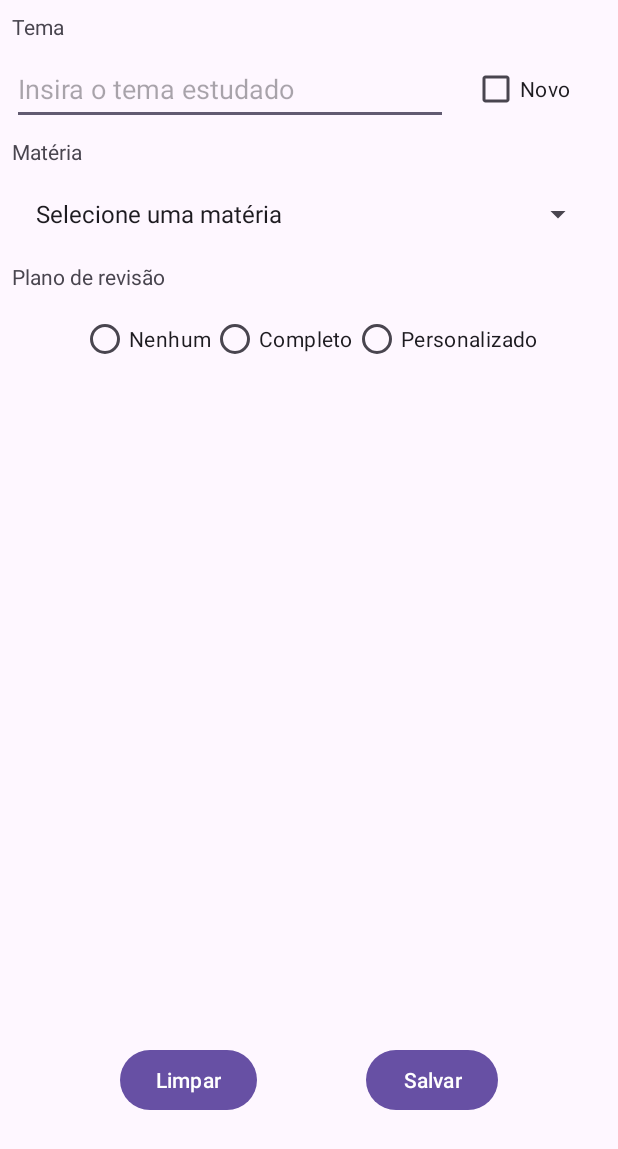
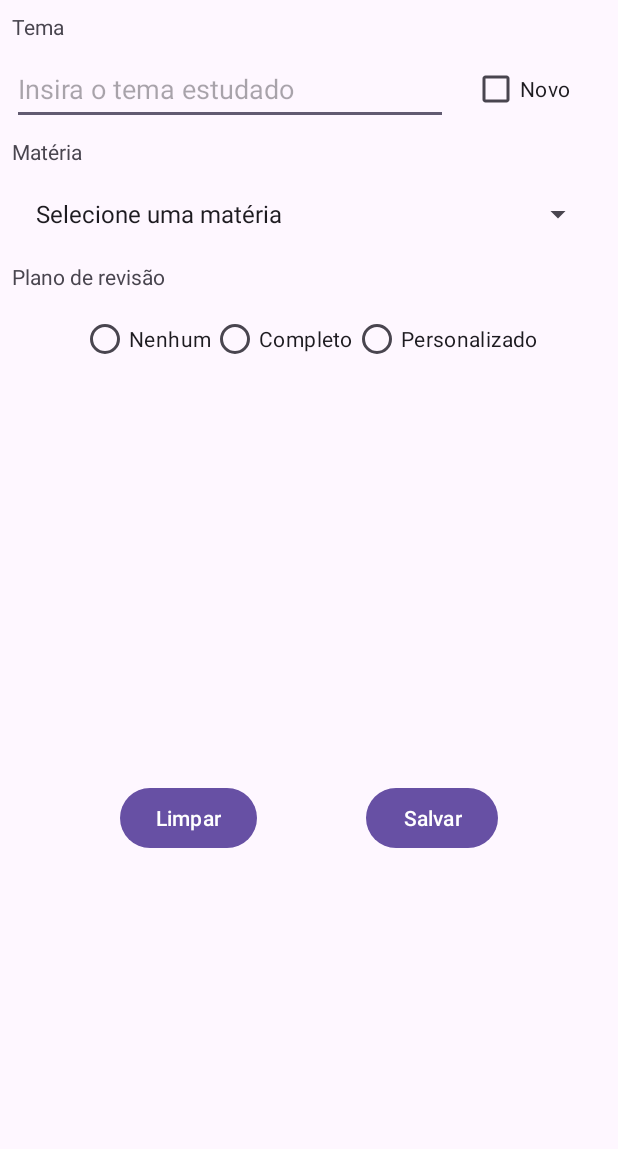
Before and after one commit to AlisonCarv/Study_Spaced, an Android app: the screen it shows after launch (TemaActivity), on a phone screen of 412 x 824 dp. Shown: the top 1149 px of the screen. Run offline under Robolectric (Android 15) with nearby library versions, the phone set to English and light mode, and no system bars.

Commit message:
Entrega 01 finalizada.

```diff
--- a/app/src/main/res/layout/activity_tema.xml
+++ b/app/src/main/res/layout/activity_tema.xml
@@ -1,11 +1,18 @@
 <?xml version="1.0" encoding="utf-8"?>
-<androidx.constraintlayout.widget.ConstraintLayout xmlns:android="http://schemas.android.com/apk/res/android"
+
+<ScrollView xmlns:android="http://schemas.android.com/apk/res/android"
     xmlns:app="http://schemas.android.com/apk/res-auto"
     xmlns:tools="http://schemas.android.com/tools"
     android:id="@+id/main"
     android:layout_width="match_parent"
     android:layout_height="match_parent"
+    android:fillViewport="true"
     tools:context=".TemaActivity">
+
+    <androidx.constraintlayout.widget.ConstraintLayout
+        android:layout_width="match_parent"
+        android:layout_height="wrap_content">
+
 
         <TextView
             android:id="@+id/textViewTema"
@@ -103,27 +110,29 @@
             android:layout_width="wrap_content"
             android:layout_height="wrap_content"
             android:layout_marginStart="80dp"
-        android:layout_marginBottom="80dp"
+            android:layout_marginTop="16dp"
             android:onClick="limparTema"
             android:text="@string/limpar"
             app:layout_constraintBottom_toBottomOf="parent"
             app:layout_constraintEnd_toStartOf="@+id/buttonSalvar"
             app:layout_constraintHorizontal_bias="0.5"
             app:layout_constraintHorizontal_chainStyle="spread_inside"
-        app:layout_constraintStart_toStartOf="parent" />
+            app:layout_constraintStart_toStartOf="parent"
+            app:layout_constraintTop_toBottomOf="@+id/RadioGroupPlano" />
 
         <Button
             android:id="@+id/buttonSalvar"
             android:layout_width="wrap_content"
             android:layout_height="wrap_content"
+            android:layout_marginTop="16dp"
             android:layout_marginEnd="80dp"
-        android:layout_marginBottom="80dp"
             android:onClick="salvarTema"
             android:text="@string/salvar"
             app:layout_constraintBottom_toBottomOf="parent"
             app:layout_constraintEnd_toEndOf="parent"
             app:layout_constraintHorizontal_bias="0.5"
-        app:layout_constraintStart_toEndOf="@+id/buttonLimpar" />
+            app:layout_constraintStart_toEndOf="@+id/buttonLimpar"
+            app:layout_constraintTop_toBottomOf="@+id/RadioGroupPlano" />
 
         <Spinner
             android:id="@+id/spinnerMateria"
@@ -139,3 +148,5 @@
             app:layout_constraintTop_toBottomOf="@+id/textViewMateria" />
 
     </androidx.constraintlayout.widget.ConstraintLayout>
+
+</ScrollView>
```
Lines whose indentation alone changed are shown as unchanged.
